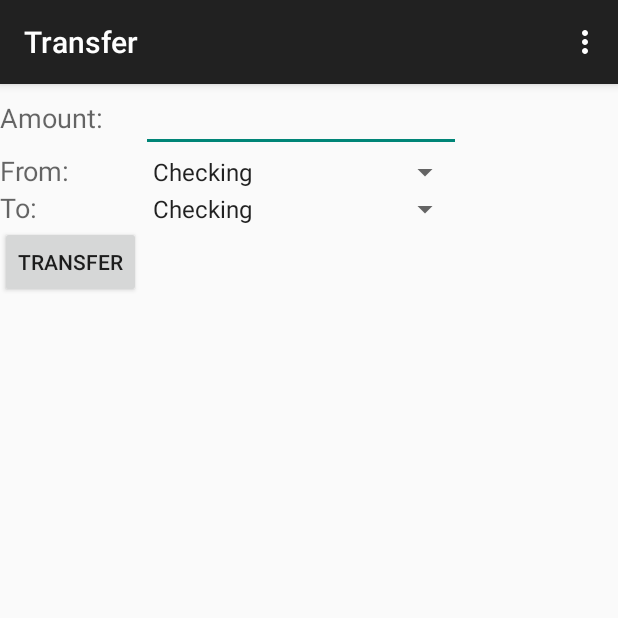
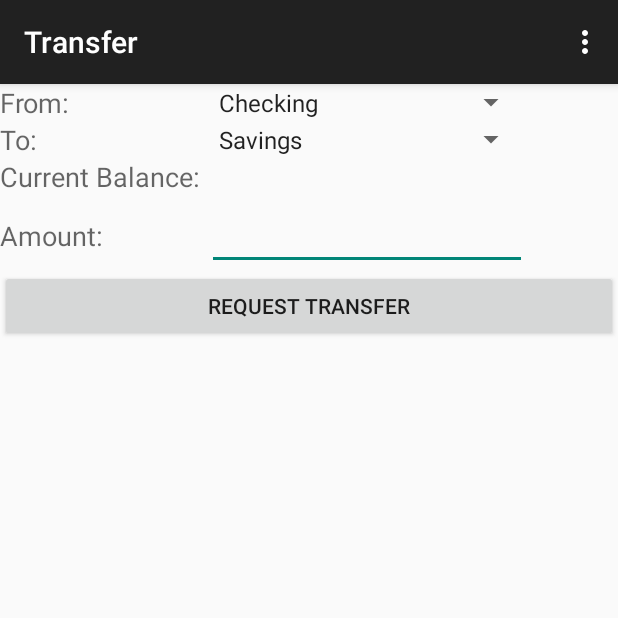
Before and after one commit to nathanamorin/TecsupMobileBankingProject, an Android app: the screen it shows after launch (Transfer), on a phone screen of 412 x 824 dp, the top half of it. Run offline under Robolectric (Android 15) with nearby library versions, the phone set to English and light mode, and no system bars.

Commit message:
Transfer activity UI completion
Spinners now work properly, "Request Transfer" button logic planned out

```diff
--- a/Android/TecsupMobileBankingProject/app/src/main/java/edu/purdue/tech/tecsupmobilebankingproject/Transfer.java
+++ b/Android/TecsupMobileBankingProject/app/src/main/java/edu/purdue/tech/tecsupmobilebankingproject/Transfer.java
@@ -1,5 +1,4 @@
 package edu.purdue.tech.tecsupmobilebankingproject;
-
 import android.support.v7.app.ActionBarActivity;
 import android.os.Bundle;
 import android.view.Menu;
@@ -7,13 +6,33 @@ import android.view.MenuItem;
 import android.view.View;
 import android.widget.AdapterView;
 import android.widget.ArrayAdapter;
+import android.widget.EditText;
 import android.widget.Spinner;
 import android.widget.AdapterView.OnItemSelectedListener;
+import android.widget.TextView;
 import android.widget.Toast;
 
+import java.math.BigDecimal;
 
 public class Transfer extends ActionBarActivity
 {
+    public void transferClickEvent()
+    {
+        //Get text from the Amount TextView and save it into moneyRequest
+        TextView amountTextBox = (EditText)findViewById(R.id.txtAmount);
+        if (amountTextBox.getText().toString()=="")
+        {
+            //Make toast for "Please enter an amount."
+        }
+        else
+        {
+            BigDecimal moneyRequest = new BigDecimal(amountTextBox.getText().toString());
+
+            //Subtract this with the amount of money actually in the database
+            //If the result of this is negative, set "@+id/txtAmount" to "", show "There's not that much money in your account." in a Toast pop-up, and stop execution of code
+            //Apply the transfer to the database via SQL?
+        }
+    }
 
     @Override
     protected void onCreate(Bundle savedInstanceState)
@@ -36,22 +55,23 @@ public class Transfer extends ActionBarActivity
                     @Override
                     public void onItemSelected(
                             AdapterView<?> parent, View view, int position, long id) {
-                        Toast.makeText(getBaseContext(), "Spinner1: position=" + position + " id=" + id, Toast.LENGTH_SHORT).show();
 
-                    ////////////////////////////////////////////////////////////////////////
-                    //This is happening in the onCreate, not in a click event like it should
-                        if (combo.findViewById(R.id.spinnerFrom).equals(0))
+                    //Automagically set the spinner's position.
+                        if (position==0)
+                        {
                             combo2.setSelection(1);
-                        if (combo.findViewById(R.id.spinnerFrom).equals(1))
+                            //Get the current amount of money in Checking from the database and display it in "@+id/CurrentBalanceLabel"
+                        }
+                        if (position==1)
+                        {
                             combo2.setSelection(0);
-
+                            //Get the current amount of money in Savings from the database and display it in "@+id/CurrentBalanceLabel"
+                        }
                     }
                     @Override
                     public void onNothingSelected(AdapterView<?> parent) {
-
                     }
                 });
-
     }
 
     @Override
@@ -72,7 +92,6 @@ public class Transfer extends ActionBarActivity
 
         //noinspection SimplifiableIfStatement
         if (id == R.id.action_settings) return true;
-
         return super.onOptionsItemSelected(item);
     }
 }
--- a/Android/TecsupMobileBankingProject/app/src/main/res/layout/activity_transfer.xml
+++ b/Android/TecsupMobileBankingProject/app/src/main/res/layout/activity_transfer.xml
@@ -1,83 +1,93 @@
-<TableLayout xmlns:android="http://schemas.android.com/apk/res/android"
+<TableLayout
+    xmlns:android="http://schemas.android.com/apk/res/android"
     xmlns:tools="http://schemas.android.com/tools"
     android:orientation="vertical"
     android:layout_width="fill_parent"
     android:layout_height="fill_parent"
     tools:context="edu.purdue.tech.tecsupmobilebankingproject.Transfer">
 
-    <TableRow>
 
-        <TextView
-            android:layout_width="wrap_content"
-            android:layout_height="wrap_content"
-            android:textAppearance="?android:attr/textAppearanceMedium"
-            android:text="Amount:"
-            android:id="@+id/textView4"
-            android:layout_column="0"
-
-        />
-
-        <EditText
-            android:layout_width="wrap_content"
-            android:layout_height="wrap_content"
-            android:inputType="numberDecimal"
-            android:ems="10"
-            android:id="@+id/editText3"
-            android:layout_column="1"
-        />
-    </TableRow>
 
     <TableRow>
-
         <TextView
-            android:layout_width="wrap_content"
-            android:layout_height="wrap_content"
+            android:layout_width="fill_parent"
+            android:layout_height="fill_parent"
             android:textAppearance="?android:attr/textAppearanceMedium"
             android:text="From:"
             android:id="@+id/textView5"
-            android:layout_column="0"
-        />
+            android:layout_column="0"/>
 
         <Spinner
-            android:layout_width="wrap_content"
-            android:layout_height="wrap_content"
+            android:layout_width="fill_parent"
+            android:layout_height="fill_parent"
             android:id="@+id/spinnerFrom"
-            android:layout_column="1"
-        />
-
+            android:layout_column="1"/>
         </TableRow>
 
+
     <TableRow>
-
         <TextView
-            android:layout_width="wrap_content"
-            android:layout_height="wrap_content"
+            android:layout_width="fill_parent"
+            android:layout_height="fill_parent"
             android:textAppearance="?android:attr/textAppearanceMedium"
             android:text="To:"
             android:id="@+id/textView6"
-            android:layout_column="0"
-        />
+            android:layout_column="0"/>
 
         <Spinner
+            android:layout_width="fill_parent"
+            android:layout_height="fill_parent"
+            android:id="@+id/spinnerTo"
+            android:layout_column="1"/>
+    </TableRow>
+
+
+    <TableRow>
+        <TextView
+            android:id="@+id/textViewCurrentBalance"
+            android:text="Current Balance: "
+            android:layout_column="0"
+            android:textAppearance="?android:attr/textAppearanceMedium"
+            android:layout_width="fill_parent"
+            android:layout_height="fill_parent"/>
+
+        />
+        <TextView
+            android:id="@+id/CurrentBalanceLabel"
+            android:text=""
+            android:layout_column="1"
+            android:textAppearance="?android:attr/textAppearanceLarge"
+            android:layout_width="fill_parent"
+            android:layout_height="fill_parent"/>
+    </TableRow>
+
+
+    <TableRow>
+        <TextView
+            android:id="@+id/textView4"
+            android:text="Amount:"
+            android:layout_column="0"
             android:layout_width="wrap_content"
             android:layout_height="wrap_content"
-            android:id="@+id/spinnerTo"
+            android:textAppearance="?android:attr/textAppearanceMedium"/>
+
+        <EditText
+            android:id="@+id/txtAmount"
             android:layout_column="1"
-        />
+            android:inputType="numberDecimal"
+            android:layout_width="fill_parent"
+            android:layout_height="wrap_content"
+            android:ems="10"/>
     </TableRow>
 
-    <TableRow>
+
+    <Button
+        android:id="@+id/btnTransfer"
+        android:text="Request Transfer"
+        android:layout_width="match_parent"
+        android:longClickable="false"
+        android:onClick="transferClickEvent"/>
 
 
-        <Button
-            android:layout_width="wrap_content"
-            android:layout_height="wrap_content"
-            android:text="Transfer"
-            android:id="@+id/btnTransfer"
-            android:layout_column="0"
-            android:longClickable="false" />
 
-
-    </TableRow>
-
-</TableLayout>
+    </TableLayout>
```
